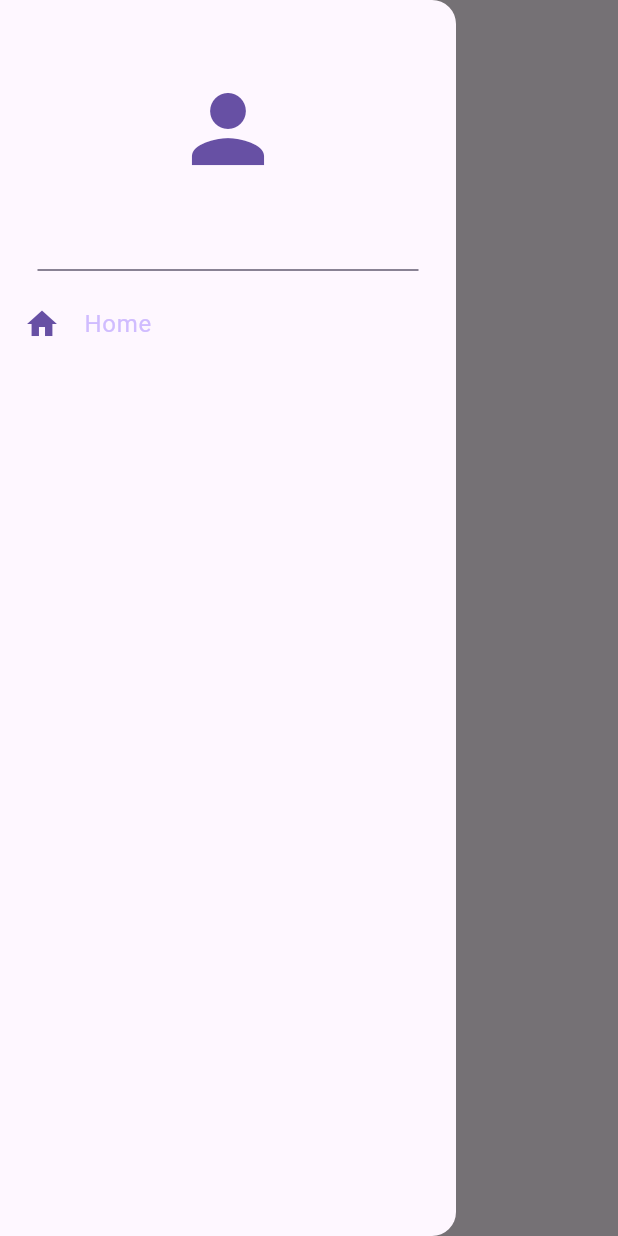
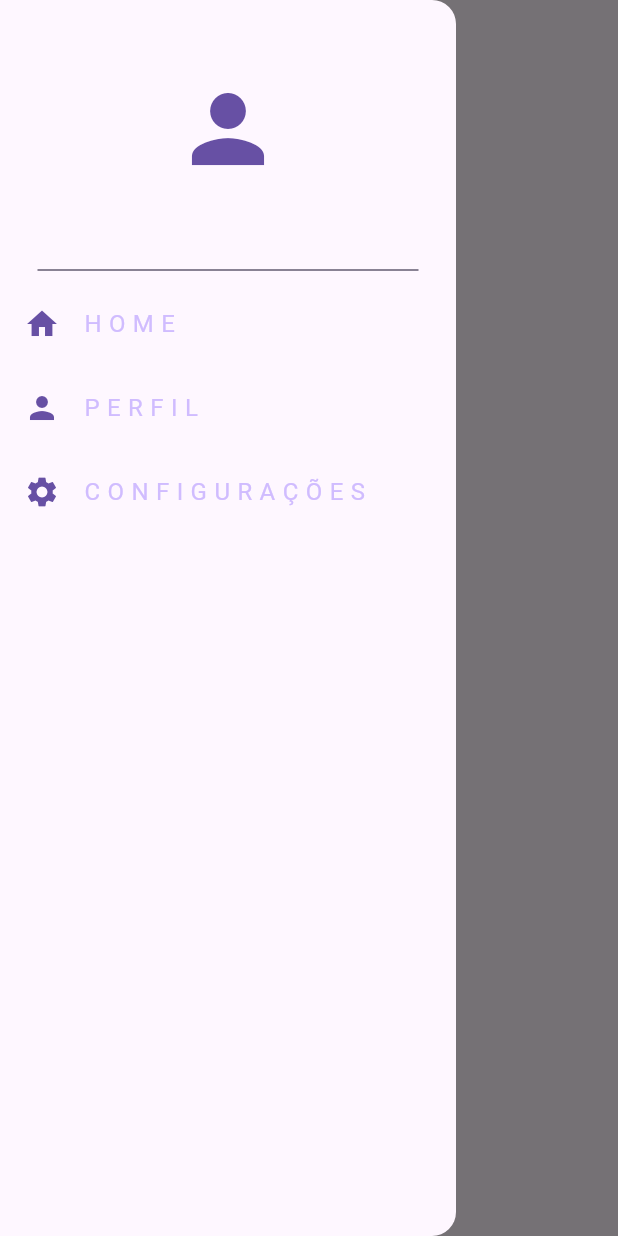
Before and after one commit to sthe-rms/papa-capim, a Flutter app: the screen it shows after launch, with the side drawer open, on a phone screen of 412 x 824 dp. Run offline on Flutter 3.47's test engine with Material 3 defaults, Android fonts, the phone set to English and light mode, and no system bars.

Commit message:
Created configuration page and updated drawer

```diff
--- a/lib/components/my_drawer.dart
+++ b/lib/components/my_drawer.dart
@@ -1,5 +1,6 @@
 import 'package:flutter/material.dart';
 import 'package:ok/components/my_drawer_tile.dart';
+import 'package:ok/pages/settings_page.dart';
 
 class MyDrawer extends StatelessWidget {
   const MyDrawer({super.key});
@@ -26,7 +27,9 @@ class MyDrawer extends StatelessWidget {
                 color: Theme.of(context).colorScheme.secondary,
               ),
 
-              MyDrawerTile(),
+              MyDrawerTile(title: "H O M E", icon: Icons.home, onTap: (){Navigator.pop(context);}),
+              MyDrawerTile(title: "P E R F I L", icon: Icons.person, onTap: (){},),
+              MyDrawerTile(title: "C O N F I G U R A Ç Õ E S", icon: Icons.settings, onTap: (){Navigator.pop(context); Navigator.push(context, MaterialPageRoute(builder: (context) => SettingsPage(),),);},),
           ],
         ),
       )
--- a/lib/components/my_drawer_tile.dart
+++ b/lib/components/my_drawer_tile.dart
@@ -1,17 +1,23 @@
 import 'package:flutter/material.dart';
 
 class MyDrawerTile extends StatelessWidget {
-  const MyDrawerTile({super.key});
+  final String title;
+  final IconData icon;
+  final void Function()? onTap;
+
+
+
+  const MyDrawerTile({super.key, required this.title, required this.icon, this.onTap});
 
   @override
   Widget build(BuildContext context){
     return ListTile(
       title: Text(
-        'Home',
+        title,
         style: TextStyle(color: Theme.of(context).colorScheme.inversePrimary),
       ),
-      leading: Icon(Icons.home, color: Theme.of(context).colorScheme.primary),
-      onTap: () {},
+      leading: Icon(icon, color: Theme.of(context).colorScheme.primary),
+      onTap: onTap,
     );
   }
 }
```
Also changed, not shown: lib/pages/settings_page.dart (added, +13 -0 lines).
